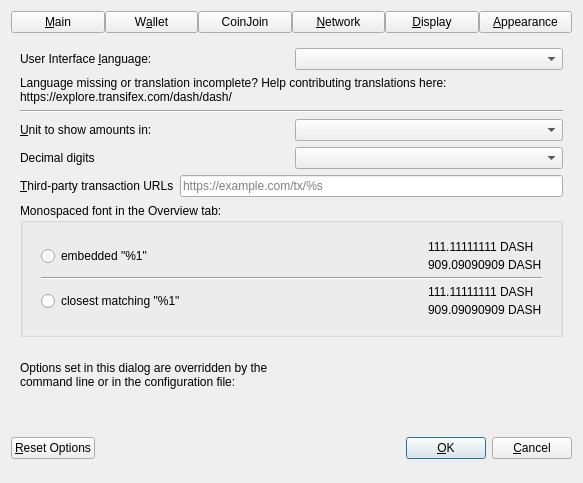
Old version of the form src/qt/forms/optionsdialog.ui in the repository kwvg/dash.
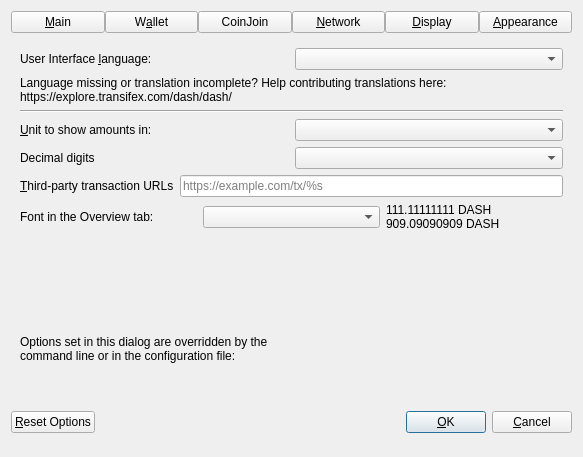
New version of the form. The open tabs and pages were chosen to show the change. Custom widgets are drawn as their Qt base class.

Commit message: merge bitcoin-core/gui#497: Enable users to configure their monospace font specifically

Patch:
```diff
--- a/src/qt/forms/optionsdialog.ui
+++ b/src/qt/forms/optionsdialog.ui
@@ -1096,116 +1096,29 @@
         </layout>
        </item>
        <item>
-        <widget class="QGroupBox" name="font_groupBox">
-         <property name="title">
-          <string>Monospaced font in the Overview tab:</string>
-         </property>
-         <layout class="QVBoxLayout" name="font_verticalLayout">
-          <property name="leftMargin">
-           <number>18</number>
-          </property>
-          <property name="topMargin">
-           <number>18</number>
-          </property>
-          <property name="rightMargin">
-           <number>18</number>
-          </property>
-          <property name="bottomMargin">
-           <number>18</number>
-          </property>
+        <layout class="QHBoxLayout" name="horizontalLayout_4_Display">
           <item>
-           <layout class="QHBoxLayout" name="embeddedFont_horizontalLayout">
-            <item>
-             <widget class="QRadioButton" name="embeddedFont_radioButton">
+          <widget class="QLabel" name="moneyFontLabel">
               <property name="text">
-               <string>embedded &quot;%1&quot;</string>
-              </property>
-             </widget>
-            </item>
-            <item>
-             <spacer name="embeddedFont_horizontalSpacer">
-              <property name="orientation">
-               <enum>Qt::Horizontal</enum>
-              </property>
-              <property name="sizeHint" stdset="0">
-               <size>
-                <width>40</width>
-                <height>20</height>
-               </size>
-              </property>
-             </spacer>
-            </item>
-            <item>
-             <layout class="QVBoxLayout" name="embeddedFont_verticalLayout">
-              <item>
-               <widget class="QLabel" name="embeddedFont_label_1">
-                <property name="text">
-                 <string>111.11111111 DASH</string>
-                </property>
+            <string>Font in the Overview tab: </string>
+           </property>
+           <property name="buddy">
+            <cstring>moneyFont</cstring>
+           </property>
                </widget>
               </item>
               <item>
-               <widget class="QLabel" name="embeddedFont_label_9">
-                <property name="text">
-                 <string>909.09090909 DASH</string>
-                </property>
-               </widget>
-              </item>
-             </layout>
-            </item>
-           </layout>
-          </item>
+          <widget class="QComboBox" name="moneyFont"/>
+         </item>
           <item>
-           <widget class="Line" name="font_line">
-            <property name="orientation">
-             <enum>Qt::Horizontal</enum>
-            </property>
-           </widget>
-          </item>
-          <item>
-           <layout class="QHBoxLayout" name="systemFont_horizontalLayout">
-            <item>
-             <widget class="QRadioButton" name="systemFont_radioButton">
+          <widget class="QLabel" name="moneyFont_preview">
               <property name="text">
-               <string>closest matching &quot;%1&quot;</string>
+            <string notr="true">111.11111111 DASH
+909.09090909 DASH</string>
               </property>
              </widget>
             </item>
-            <item>
-             <spacer name="systemFont_horizontalSpacer">
-              <property name="orientation">
-               <enum>Qt::Horizontal</enum>
-              </property>
-              <property name="sizeHint" stdset="0">
-               <size>
-                <width>40</width>
-                <height>20</height>
-               </size>
-              </property>
-             </spacer>
-            </item>
-            <item>
-             <layout class="QVBoxLayout" name="systemFont_verticalLayout">
-              <item>
-               <widget class="QLabel" name="systemFont_label_1">
-                <property name="text">
-                 <string>111.11111111 DASH</string>
-                </property>
-               </widget>
-              </item>
-              <item>
-               <widget class="QLabel" name="systemFont_label_9">
-                <property name="text">
-                 <string>909.09090909 DASH</string>
-                </property>
-               </widget>
-              </item>
-             </layout>
-            </item>
-           </layout>
-          </item>
-         </layout>
-        </widget>
+        </layout>
        </item>
        <item>
         <spacer name="verticalSpacer">
```
Lines whose indentation alone changed are shown as unchanged. The commit also changes 6 other files.
